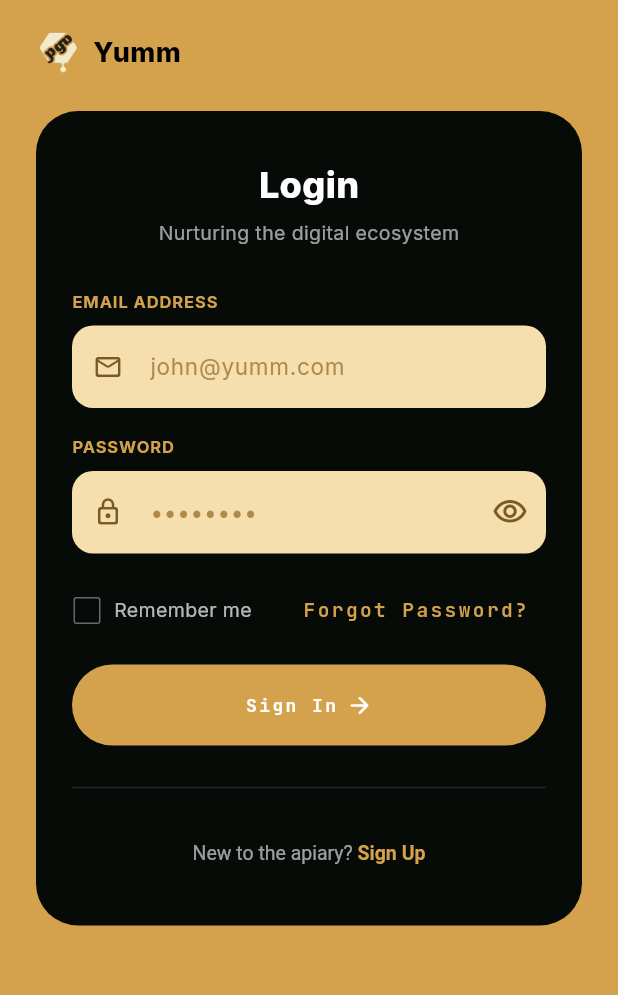
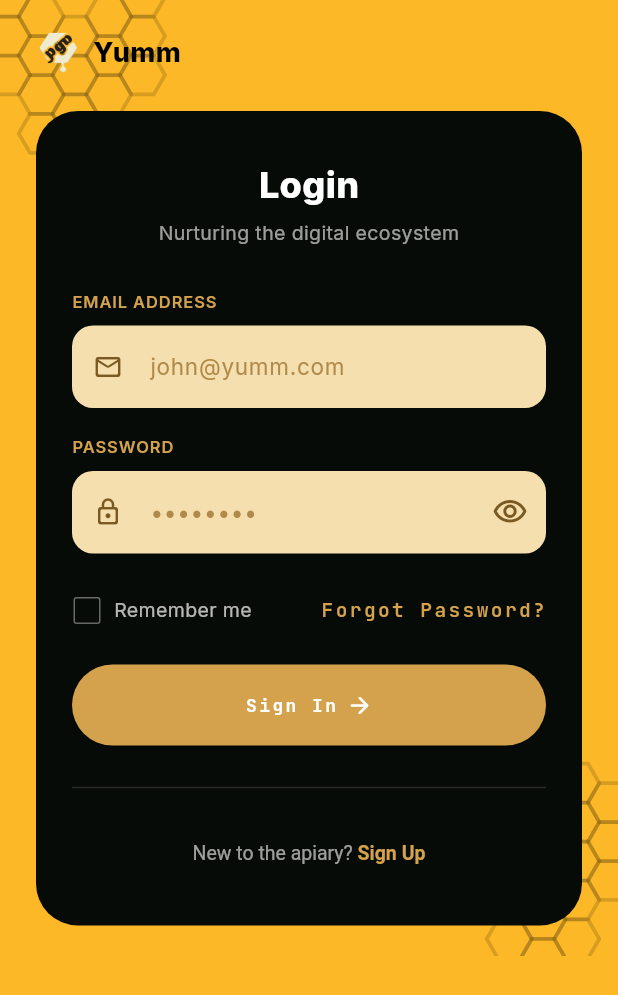
Before and after one commit to jome11/Yumm, a Flutter app: the screen it shows after launch, after a tap on "Login", on a phone screen of 412 x 824 dp. Shown: the top 995 px of the screen. Run offline on Flutter 3.47's test engine with Material 3 defaults, Android fonts, the phone set to English and light mode, and no system bars; our stand-ins replace equatable, fl_chart, flutter_bloc, flutter_map, google_fonts, latlong2 and 2 more; network calls fail.

Commit message:
icon and other fixes

```diff
--- /dev/null
+++ b/devtools_options.yaml
@@ -0,0 +1,3 @@
+description: This file stores settings for Dart & Flutter DevTools.
+documentation: https://docs.flutter.dev/tools/devtools/extensions#configure-extension-enablement-states
+extensions:
--- a/lib/constants.dart
+++ b/lib/constants.dart
@@ -21,6 +21,9 @@ class AppColors {
   static const Color darkDivider = new_colors.AppColors.darkSurfaceBorder;
 
   static const Color chrome = Color(0xFF070B08); // Darker version of darkBackground
+
+  static const Color honeycombGold = Color(0xFFFDB827);
+  static const Color authBackground = Color(0xFFFDB827);
 
   static const Color statusHarvestReady = new_colors.AppColors.gold;
   static const Color statusWarning = new_colors.AppColors.warning;
--- a/lib/views/analytics_screen.dart
+++ b/lib/views/analytics_screen.dart
@@ -209,7 +209,10 @@ class _MetricBox extends StatelessWidget {
         children: [
           Text(label, style: AppTextStyles.captionc(context)),
           const SizedBox(height: 8),
-          Row(
+          FittedBox(
+            fit: BoxFit.scaleDown,
+            alignment: Alignment.centerLeft,
+            child: Row(
               crossAxisAlignment: CrossAxisAlignment.end,
               children: [
                 Text(value, style: AppTextStyles.h1c(context).copyWith(color: valueColor ?? AppColors.textPrimary(context))),
@@ -222,6 +225,7 @@ class _MetricBox extends StatelessWidget {
                 ],
               ],
             ),
+          ),
           if (subtitle != null) ...[
             const SizedBox(height: 4),
             Text(subtitle!, style: const TextStyle(color: AppColors.accentGreen, fontSize: 12)),
--- a/lib/views/login_screen.dart
+++ b/lib/views/login_screen.dart
@@ -4,6 +4,8 @@ import 'package:flutter_bloc/flutter_bloc.dart';
 import 'package:yumm/viewmodels/login_bloc.dart';
 import 'package:yumm/viewmodels/login_event.dart';
 import 'package:yumm/viewmodels/login_state.dart';
+import 'package:yumm/views/widgets/auth_form_field.dart';
+import 'package:yumm/views/widgets/honeycomb_pattern.dart';
 import 'package:yumm/constants.dart';
 import 'package:yumm/views/dashboard_shell.dart';
 import 'package:yumm/views/signup_screen.dart';
@@ -42,25 +44,10 @@ class _LoginViewState extends State<_LoginView> {
     super.dispose();
   }
 
-  InputDecoration _decoration(String hint, IconData icon) {
-    return InputDecoration(
-      hintText: hint,
-      hintStyle: const TextStyle(color: Color(0xFFB08A4A)),
-      prefixIcon: Icon(icon, color: const Color(0xFF7A5A22), size: 20),
-      filled: true,
-      fillColor: const Color(0xFFF5DFAE),
-      contentPadding: const EdgeInsets.symmetric(vertical: 16),
-      border: OutlineInputBorder(borderRadius: BorderRadius.circular(14), borderSide: BorderSide.none),
-      enabledBorder: OutlineInputBorder(borderRadius: BorderRadius.circular(14), borderSide: BorderSide.none),
-      focusedBorder: OutlineInputBorder(
-          borderRadius: BorderRadius.circular(14), borderSide: const BorderSide(color: AppColors.primary, width: 1.5)),
-    );
-  }
-
   @override
   Widget build(BuildContext context) {
     return Scaffold(
-      backgroundColor: AppColors.primary,
+      backgroundColor: AppColors.authBackground,
       body: BlocListener<LoginBloc, LoginState>(
         listener: (context, state) {
           if (state.status == LoginStatus.success) {
@@ -71,7 +58,19 @@ class _LoginViewState extends State<_LoginView> {
             );
           }
         },
-        child: SafeArea(
+        child: Stack(
+          children: [
+            Positioned(
+              top: -30,
+              left: -30,
+              child: HoneycombPattern(size: 160, color: Colors.black.withOpacity(0.15)),
+            ),
+            Positioned(
+              bottom: -30,
+              right: -30,
+              child: HoneycombPattern(size: 160, color: Colors.black.withOpacity(0.15)),
+            ),
+            SafeArea(
               child: SingleChildScrollView(
                 padding: const EdgeInsets.symmetric(horizontal: 24, vertical: 20),
                 child: Column(
@@ -100,44 +99,34 @@ class _LoginViewState extends State<_LoginView> {
                             const Text(AppStrings.welcomeBack,
                                 style: TextStyle(fontSize: 13, color: Colors.white60), textAlign: TextAlign.center),
                             const SizedBox(height: 28),
-                        Align(
-                          alignment: Alignment.centerLeft,
-                          child: Text(AppStrings.emailAddress,
-                              style: TextStyle(fontSize: 11, fontWeight: FontWeight.w700, color: AppColors.primary, letterSpacing: 0.6)),
-                        ),
-                        const SizedBox(height: 8),
-                        TextFormField(
+                            AuthFormField(
+                              label: AppStrings.emailAddress,
                               controller: _emailController,
+                              hint: 'john@yumm.com',
                               keyboardType: TextInputType.emailAddress,
+                              prefixIcon: const Icon(Icons.mail_outline_rounded, color: Color(0xFF7A5A22), size: 20),
                               validator: Validators.email,
-                          style: const TextStyle(color: Color(0xFF1C1A16)),
-                          decoration: _decoration('john@yumm.com', Icons.mail_outline_rounded),
                             ),
                             const SizedBox(height: 18),
-                        Align(
-                          alignment: Alignment.centerLeft,
-                          child: Text(AppStrings.password,
-                              style: TextStyle(fontSize: 11, fontWeight: FontWeight.w700, color: AppColors.primary, letterSpacing: 0.6)),
-                        ),
-                        const SizedBox(height: 8),
-                        TextFormField(
+                            AuthFormField(
+                              label: AppStrings.password,
                               controller: _passwordController,
+                              hint: '••••••••',
                               obscureText: _obscure,
+                              prefixIcon: const Icon(Icons.lock_outline_rounded, color: Color(0xFF7A5A22), size: 20),
                               validator: Validators.password,
-                          style: const TextStyle(color: Color(0xFF1C1A16)),
-                          decoration: _decoration('••••••••', Icons.lock_outline_rounded).copyWith(
                               suffixIcon: IconButton(
                                 icon: Icon(_obscure ? Icons.visibility_outlined : Icons.visibility_off_outlined,
                                     color: const Color(0xFF7A5A22)),
                                 onPressed: () => setState(() => _obscure = !_obscure),
                               ),
                             ),
-                        ),
                             const SizedBox(height: 14),
                             Row(
                               mainAxisAlignment: MainAxisAlignment.spaceBetween,
                               children: [
-                            Row(
+                                Flexible(
+                                  child: Row(
                                     children: [
                                       SizedBox(
                                         width: 20,
@@ -150,11 +139,17 @@ class _LoginViewState extends State<_LoginView> {
                                         ),
                                       ),
                                       const SizedBox(width: 8),
-                                const Text(AppStrings.rememberMe, style: TextStyle(color: Colors.white70, fontSize: 13)),
+                                      const Flexible(
+                                        child: Text(AppStrings.rememberMe,
+                                            style: TextStyle(color: Colors.white70, fontSize: 13),
+                                            overflow: TextOverflow.ellipsis),
+                                      ),
                                     ],
+                                  ),
                                 ),
                                 TextButton(
                                   onPressed: () {},
+                                  style: TextButton.styleFrom(padding: EdgeInsets.zero, minimumSize: Size.zero),
                                   child: const Text(AppStrings.forgotPassword,
                                       style: TextStyle(color: AppColors.primary, fontSize: 13, fontWeight: FontWeight.w600)),
                                 ),
@@ -220,6 +215,8 @@ class _LoginViewState extends State<_LoginView> {
                 ),
               ),
             ),
+          ],
+        ),
       ),
     );
   }
--- a/lib/views/welcome_screen.dart
+++ b/lib/views/welcome_screen.dart
@@ -2,7 +2,7 @@ import 'package:flutter/material.dart';
 import 'package:yumm/constants.dart';
 import 'package:yumm/views/login_screen.dart';
 import 'package:yumm/views/signup_screen.dart';
-import 'package:yumm/views/widgets/hive_pattern_background.dart';
+import 'package:yumm/views/widgets/honeycomb_pattern.dart';
 
 class WelcomeScreen extends StatelessWidget {
   const WelcomeScreen({super.key});
@@ -10,11 +10,18 @@ class WelcomeScreen extends StatelessWidget {
   @override
   Widget build(BuildContext context) {
     return Scaffold(
-      backgroundColor: AppColors.primary,
+      backgroundColor: AppColors.authBackground,
       body: Stack(
         children: [
-          const Positioned.fill(
-            child: HivePatternBackground(hexagonColor: Colors.white),
+          Positioned(
+            top: -30,
+            left: -30,
+            child: HoneycombPattern(size: 160, color: Colors.black.withOpacity(0.15)),
+          ),
+          Positioned(
+            bottom: -30,
+            right: -30,
+            child: HoneycombPattern(size: 160, color: Colors.black.withOpacity(0.15)),
           ),
           SafeArea(
             child: Padding(
--- a/lib/views/widgets/app_button.dart
+++ b/lib/views/widgets/app_button.dart
@@ -52,6 +52,11 @@ class AppButton extends StatelessWidget {
 
     return ElevatedButton(
       onPressed: isLoading ? null : onPressed,
+      style: ElevatedButton.styleFrom(
+        backgroundColor: AppColors.primary,
+        minimumSize: const Size.fromHeight(54),
+        shape: RoundedRectangleBorder(borderRadius: BorderRadius.circular(28)),
+      ),
       child: child,
     );
   }
--- a/lib/views/widgets/app_text_field.dart
+++ b/lib/views/widgets/app_text_field.dart
@@ -9,7 +9,11 @@ class AppTextField extends StatelessWidget {
   final TextInputType keyboardType;
   final String? Function(String?)? validator;
   final Widget? suffixIcon;
+  final Widget? prefixIcon;
   final Color? labelColor;
+  final TextStyle? labelStyle;
+  final bool filled;
+  final Color? fillColor;
 
   const AppTextField({
     super.key,
@@ -20,7 +24,11 @@ class AppTextField extends StatelessWidget {
     this.keyboardType = TextInputType.text,
     this.validator,
     this.suffixIcon,
+    this.prefixIcon,
     this.labelColor,
+    this.labelStyle,
+    this.filled = false,
+    this.fillColor,
   });
 
   @override
@@ -28,16 +36,27 @@ class AppTextField extends StatelessWidget {
     return Column(
       crossAxisAlignment: CrossAxisAlignment.start,
       children: [
-        Text(label, style: AppTextStyles.body.copyWith(fontWeight: FontWeight.w600, color: labelColor)),
+        Text(label, style: (labelStyle ?? AppTextStyles.body).copyWith(fontWeight: FontWeight.w600, color: labelColor)),
         const SizedBox(height: 8),
         TextFormField(
           controller: controller,
           obscureText: obscureText,
           keyboardType: keyboardType,
           validator: validator,
+          style: const TextStyle(color: Color(0xFF1C1A16)),
           decoration: InputDecoration(
             hintText: hint,
+            hintStyle: const TextStyle(color: Color(0xFFB08A4A)),
+            prefixIcon: prefixIcon,
             suffixIcon: suffixIcon,
+            filled: filled,
+            fillColor: fillColor,
+            contentPadding: const EdgeInsets.symmetric(vertical: 16, horizontal: 16),
+            border: OutlineInputBorder(borderRadius: BorderRadius.circular(14), borderSide: BorderSide.none),
+            enabledBorder: OutlineInputBorder(borderRadius: BorderRadius.circular(14), borderSide: BorderSide.none),
+            focusedBorder: OutlineInputBorder(
+                borderRadius: BorderRadius.circular(14),
+                borderSide: const BorderSide(color: AppColors.primary, width: 1.5)),
           ),
         ),
       ],
--- a/lib/views/widgets/auth_form_field.dart
+++ b/lib/views/widgets/auth_form_field.dart
@@ -1,5 +1,6 @@
 import 'package:flutter/material.dart';
 import 'package:yumm/views/widgets/app_text_field.dart';
+import 'package:yumm/constants.dart';
 
 class AuthFormField extends StatelessWidget {
   final String label;
@@ -9,6 +10,7 @@ class AuthFormField extends StatelessWidget {
   final TextInputType keyboardType;
   final String? Function(String?)? validator;
   final Widget? suffixIcon;
+  final Widget? prefixIcon;
 
   const AuthFormField({
     super.key,
@@ -19,19 +21,24 @@ class AuthFormField extends StatelessWidget {
     this.keyboardType = TextInputType.text,
     this.validator,
     this.suffixIcon,
+    this.prefixIcon,
   });
 
   @override
   Widget build(BuildContext context) {
     return AppTextField(
-      label: label,
+      label: label.toUpperCase(),
       controller: controller,
       hint: hint,
       obscureText: obscureText,
       keyboardType: keyboardType,
       validator: validator,
       suffixIcon: suffixIcon,
-      labelColor: Colors.white,
+      prefixIcon: prefixIcon,
+      labelStyle: const TextStyle(fontSize: 11, fontWeight: FontWeight.w700, letterSpacing: 0.6),
+      labelColor: AppColors.primary,
+      filled: true,
+      fillColor: const Color(0xFFF5DFAE),
     );
   }
 }
--- /dev/null
+++ b/lib/views/widgets/honeycomb_pattern.dart
@@ -0,0 +1,78 @@
+import 'dart:math' as math;
+import 'package:flutter/material.dart';
+
+class HoneycombPattern extends StatelessWidget {
+  final double size;
+  final Color color;
+
+  const HoneycombPattern({super.key, required this.size, required this.color});
+
+  @override
+  Widget build(BuildContext context) {
+    return IgnorePointer(
+      child: SizedBox(
+        width: size,
+        height: size,
+        child: CustomPaint(
+          painter: _HoneycombPainter(color: color),
+        ),
+      ),
+    );
+  }
+}
+
+class _HoneycombPainter extends CustomPainter {
+  final Color color;
+
+  _HoneycombPainter({required this.color});
+
+  @override
+  void paint(Canvas canvas, Size size) {
+    final paint = Paint()
+      ..color = color
+      ..style = PaintingStyle.stroke
+      ..strokeWidth = 2.5
+      ..strokeCap = StrokeCap.round;
+
+    // Use a smaller radius to fit more hexagons in the same area
+    final double r = 15.0;
+
+    // Use a fixed seed for stable "randomness"
+    final random = math.Random(42);
+
+    final centerOffset = Offset(size.width / 2, size.height / 2);
+
+    // Grid dimensions: roughly 5 columns x 6 rows
+    for (int q = -2; q <= 2; q++) {
+      for (int row = -3; row <= 2; row++) {
+        // Skip probability: roughly 1 in 6 (16.7%)
+        if (random.nextDouble() < 0.167) continue;
+
+        // Center calculation for flat-top hexagons
+        final cx = centerOffset.dx + r * 1.5 * q;
+        final cy = centerOffset.dy + r * math.sqrt(3) * (row + q / 2.0);
+
+        _drawHexagon(canvas, cx, cy, r, paint);
+      }
+    }
+  }
+
+  void _drawHexagon(Canvas canvas, double cx, double cy, double r, Paint paint) {
+    final path = Path();
+    for (int i = 0; i < 6; i++) {
+      final angle = i * math.pi / 3;
+      final x = cx + r * math.cos(angle);
+      final y = cy + r * math.sin(angle);
+      if (i == 0) {
+        path.moveTo(x, y);
+      } else {
+        path.lineTo(x, y);
+      }
+    }
+    path.close();
+    canvas.drawPath(path, paint);
+  }
+
+  @override
+  bool shouldRepaint(covariant CustomPainter oldDelegate) => false;
+}
```
Also changed, not shown: lib/views/overview_screen.dart (+14 -4 lines), lib/views/signup_screen.dart (+45 -7 lines), lib/views/widgets/hive_list_tile.dart (+12 -3 lines), assets/icon/app_icon.png (added), assets/icon/app_icon_direct.png (added), assets/icon/app_icon_foreground.png (added), 51 other files. Lines whose indentation alone changed are shown as unchanged.
